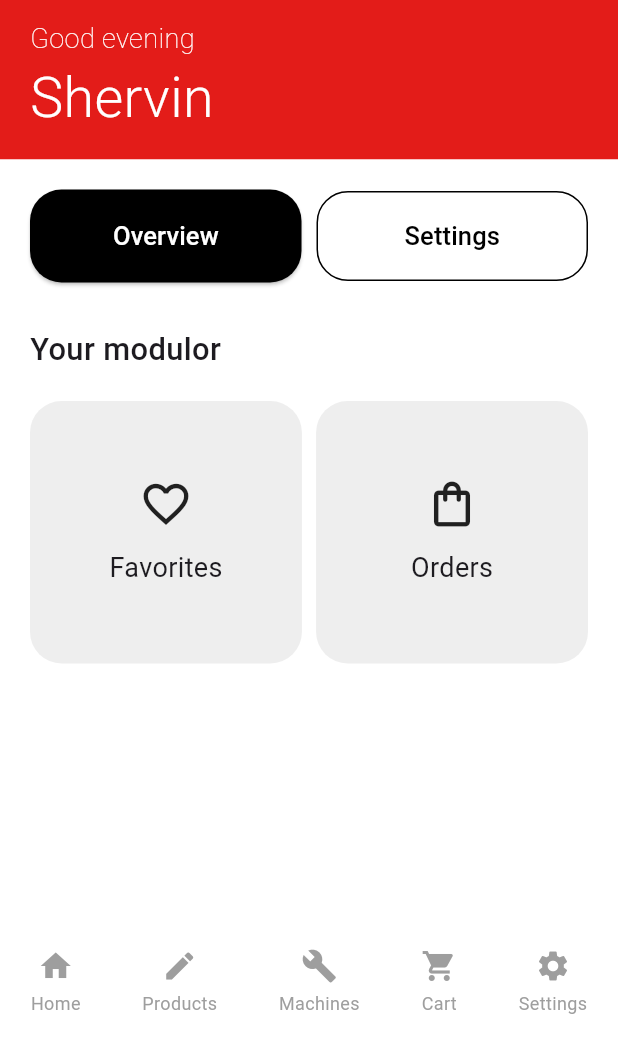
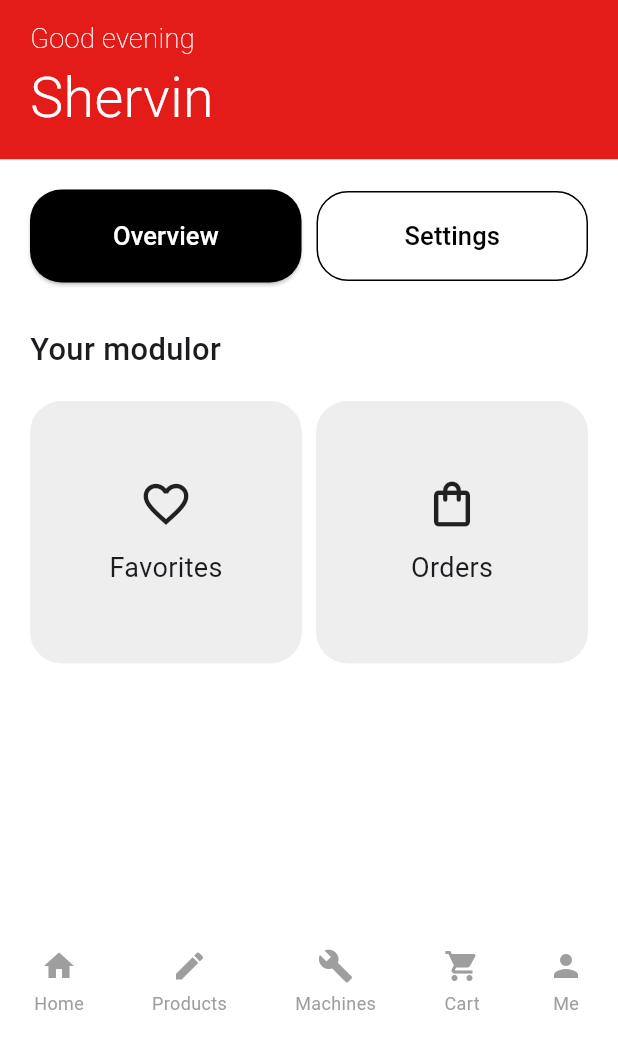
Before and after one commit to MatusOremus123/ModularGO, a Flutter app: the HomePage screen opened directly, after a tap on "Home", on a phone screen of 412 x 824 dp, the part 194-1236 px from its top. Run offline on Flutter 3.47's test engine with Material 3 defaults, Android fonts, the light colour scheme and no system bars.

Commit message:
Major changes

```diff
--- a/lib/screens/home_page.dart
+++ b/lib/screens/home_page.dart
@@ -1,7 +1,5 @@
 import 'package:flutter/material.dart';
-import 'settings_page.dart';
-import 'shop_page.dart';
-import 'product_page.dart'; // Import ProductPage
+import 'settings_page.dart'; // Import the SettingsPage
 
 class HomePage extends StatelessWidget {
   @override
@@ -25,8 +23,8 @@ class HomePage extends StatelessWidget {
                 // Responsive logo
                 LayoutBuilder(
                   builder: (context, constraints) {
-                    final logoWidth = constraints.maxWidth * 0.55;
-                    final logoHeight = logoWidth * 0.235;
+                    final logoWidth = constraints.maxWidth * 0.55; // Adjust logo width relative to screen width
+                    final logoHeight = logoWidth * 0.235; // Maintain aspect ratio (adjust as needed)
 
                     return Image.asset(
                       'assets/MODULAR.png',
@@ -43,7 +41,7 @@ class HomePage extends StatelessWidget {
                     fontFamily: 'Roboto',
                     fontSize: screenHeight * 0.022,
                     color: Colors.white,
-                    fontWeight: FontWeight.w200,
+                    fontWeight: FontWeight.w200, // Reduced boldness
                   ),
                 ),
                 Text(
@@ -51,7 +49,7 @@ class HomePage extends StatelessWidget {
                   style: TextStyle(
                     fontFamily: 'Roboto',
                     fontSize: screenHeight * 0.045,
-                    fontWeight: FontWeight.w300,
+                    fontWeight: FontWeight.w300, // Reduced boldness
                     color: Colors.white,
                   ),
                 ),
@@ -80,13 +78,13 @@ class HomePage extends StatelessWidget {
                             shape: RoundedRectangleBorder(
                               borderRadius: BorderRadius.circular(21),
                             ),
-                            padding: EdgeInsets.symmetric(vertical: 19),
+                            padding: EdgeInsets.symmetric(vertical: 19), // Increased height
                           ),
                           child: Text(
                             'Overview',
                             style: TextStyle(
-                              fontSize: 17,
-                              color: Colors.white,
+                              fontSize: 17, // Optional: Adjust font size
+                              color: Colors.white, // Set text color to white
                             ),
                           ),
                         ),
@@ -108,11 +106,11 @@ class HomePage extends StatelessWidget {
                             shape: RoundedRectangleBorder(
                               borderRadius: BorderRadius.circular(21),
                             ),
-                            padding: EdgeInsets.symmetric(vertical: 18),
+                            padding: EdgeInsets.symmetric(vertical: 18), // Increased height
                           ),
                           child: Text(
                             'Settings',
-                            style: TextStyle(color: Colors.black, fontSize: 17),
+                            style: TextStyle(color: Colors.black, fontSize: 17), // Optional: Adjust font size
                           ),
                         ),
                       ),
@@ -124,7 +122,7 @@ class HomePage extends StatelessWidget {
                     style: TextStyle(
                       fontFamily: 'Roboto',
                       fontSize: screenHeight * 0.025,
-                      fontWeight: FontWeight.w500,
+                      fontWeight: FontWeight.w500, // Reduced boldness
                     ),
                   ),
                   SizedBox(height: 20),
@@ -160,47 +158,35 @@ class HomePage extends StatelessWidget {
               icon: Icons.home,
               label: "Home",
               onTap: () {
-                // Navigate to ShopPage
-                Navigator.pushReplacement(
-                  context,
-                  MaterialPageRoute(builder: (context) => ShopPage()),
-                );
+                // Navigate to Home Screen
               },
             ),
             _buildTaskBarItem(
               icon: Icons.edit,
               label: "Products",
               onTap: () {
-                // Navigate to ProductPage
-                Navigator.pushReplacement(
-                  context,
-                  MaterialPageRoute(builder: (context) => ProductPage()),
-                );
+                // Navigate to Products Screen
               },
             ),
             _buildTaskBarItem(
               icon: Icons.build,
               label: "Machines",
               onTap: () {
-                // Handle navigation to Machines Screen
+                // Navigate to Machines Screen
               },
             ),
             _buildTaskBarItem(
               icon: Icons.shopping_cart,
               label: "Cart",
               onTap: () {
-                // Handle navigation to Cart Screen
+                // Navigate to Cart Screen
               },
             ),
             _buildTaskBarItem(
-              icon: Icons.settings,
-              label: "Settings",
+              icon: Icons.person,
+              label: "Me",
               onTap: () {
-                // Navigate to SettingsPage
-                Navigator.pushReplacement(
-                  context,
-                  MaterialPageRoute(builder: (context) => SettingsPage()),
-                );
+                // Navigate to Profile Screen
               },
             ),
           ],
@@ -215,8 +201,8 @@ class HomePage extends StatelessWidget {
     required double screenWidth,
   }) {
     return Container(
-      width: screenWidth * 0.44,
-      height: 175,
+      width: screenWidth * 0.44, // Increased width
+      height: 175, // Increased height for taller boxes
       decoration: BoxDecoration(
         color: Colors.grey.shade200,
         borderRadius: BorderRadius.circular(21),
@@ -224,11 +210,11 @@ class HomePage extends StatelessWidget {
       child: Column(
         mainAxisAlignment: MainAxisAlignment.center,
         children: [
-          Icon(icon, size: 36),
-          SizedBox(height: 12),
+          Icon(icon, size: 36), // Slightly larger icon
+          SizedBox(height: 12), // Adjusted spacing
           Text(
             label,
-            style: TextStyle(fontSize: 18),
+            style: TextStyle(fontSize: 18), // Larger font size
           ),
         ],
       ),
--- a/lib/screens/one_time_screen.dart
+++ b/lib/screens/one_time_screen.dart
@@ -21,7 +21,7 @@ class OneTimeCodeScreen extends StatelessWidget {
                     child: Padding(
                       padding: EdgeInsets.symmetric(
                         horizontal: screenWidth * 0.04, // Adjust padding dynamically
-                        vertical: screenHeight * 0.02,
+                        vertical: screenHeight * 0.03,
                       ),
                       child: Stack(
                         children: [
--- a/lib/screens/shop_page.dart
+++ b/lib/screens/shop_page.dart
@@ -1,6 +1,5 @@
 import 'package:flutter/material.dart';
 import 'home_page.dart';
-import 'product_page.dart';
 
 class ShopPage extends StatelessWidget {
   @override
@@ -9,7 +8,7 @@ class ShopPage extends StatelessWidget {
     final screenWidth = MediaQuery.of(context).size.width;
 
     return WillPopScope(
-      onWillPop: () async => false, // Disable the back button and swipe
+      onWillPop: () async => false,
       child: Scaffold(
         body: Column(
           children: [
@@ -17,16 +16,16 @@ class ShopPage extends StatelessWidget {
             Container(
               color: Color(0xFFE31C19),
               width: screenWidth,
-              height: screenHeight * 0.2, // Adjust header height
+              height: screenHeight * 0.2,
               padding: EdgeInsets.symmetric(horizontal: 20, vertical: 10),
               child: Column(
                 crossAxisAlignment: CrossAxisAlignment.start,
                 children: [
-                  SizedBox(height: screenHeight * 0.09), // Space for status bar
+                  SizedBox(height: screenHeight * 0.09),
                   // PNG Logo
                   Image.asset(
-                    'assets/MODULAR.png', // Replace with your PNG path
-                    height: screenHeight * 0.05, // Adjust size as needed
+                    'assets/MODULAR.png',
+                    height: screenHeight * 0.05,
                     fit: BoxFit.contain,
                   ),
                   SizedBox(height: 5),
@@ -128,10 +127,7 @@ class ShopPage extends StatelessWidget {
                 icon: Icons.edit,
                 label: "Products",
                 onTap: () {
-                  Navigator.pushReplacement(
-                    context,
-                    MaterialPageRoute(builder: (context) => ProductPage()),
-                  );
+                  // Handle Products navigation
                 },
               ),
               _buildTaskBarItem(
@@ -211,14 +207,14 @@ class ShopPage extends StatelessWidget {
                     color: Colors.grey[200],
                     borderRadius: BorderRadius.circular(21),
                     image: DecorationImage(
-                      image: AssetImage(item['imagePath']!), // Replace with PNG
+                      image: AssetImage(item['imagePath']!),
                       fit: BoxFit.cover,
                     ),
                   ),
                 ),
                 SizedBox(height: 8),
                 Text(
-                  item['name']!, // Product name
+                  item['name']!,
                   style: TextStyle(
                     fontSize: 14,
                     fontWeight: FontWeight.bold,
@@ -226,7 +222,7 @@ class ShopPage extends StatelessWidget {
                   textAlign: TextAlign.center,
                 ),
                 Text(
-                  item['price']!, // Product price
+                  item['price']!,
                   style: TextStyle(
                     fontSize: 12,
                     color: Colors.grey[700],
```
Also changed, not shown: lib/screens/product_page.dart (deleted, +0 -251 lines), lib/screens/settings_page.dart (+16 -18 lines), pubspec.yaml (+0 -14 lines), assets/BallpointPen.png (deleted), assets/ColorPaper.png (deleted), assets/Cutter.png (deleted), assets/CuttinMat.png (deleted), assets/MachinePicture.png (deleted), assets/MechanicalPencil.png (deleted), assets/Notebook.png (deleted), assets/NotebookNew.png (deleted), assets/PaperRolls.png (deleted), assets/PenPicture.png (deleted), assets/Ruler.png (deleted), 3 more files.
